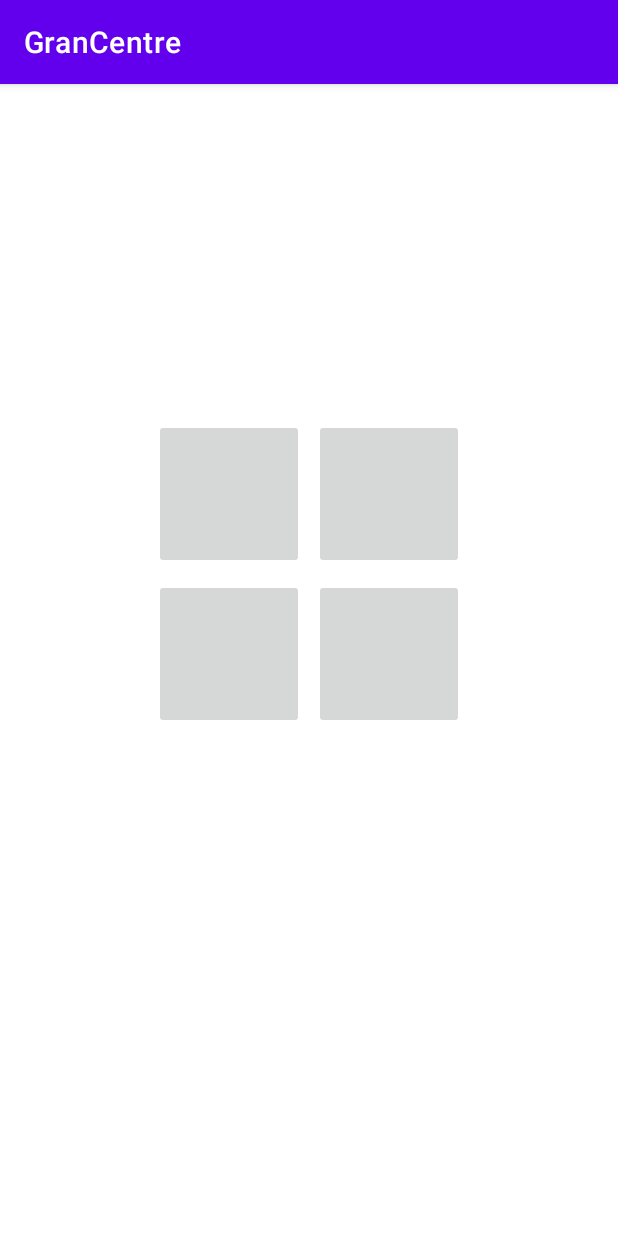
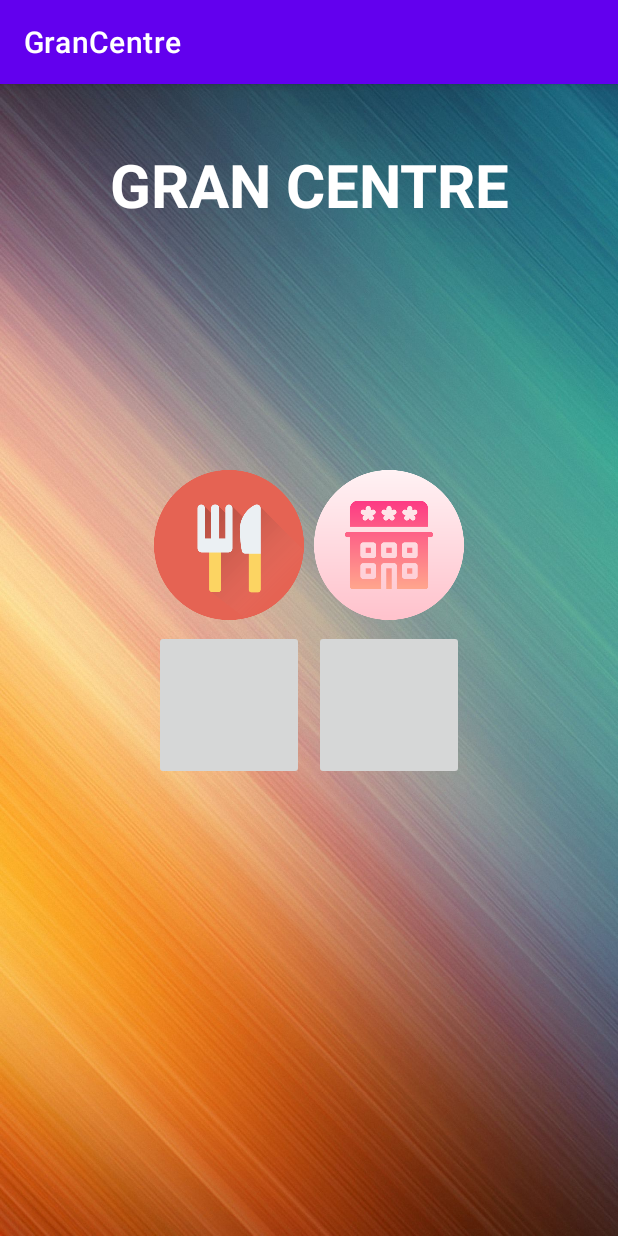
Before and after one commit to Txibirudl/GranCentre, an Android app: the screen it shows after launch (MainActivity), on a phone screen of 412 x 824 dp. Run offline under Robolectric (Android 15) with nearby library versions, the phone set to English and light mode, and no system bars.

Commit message:
Cambios en el fondo, titulo etc en el main

```diff
--- a/app/src/main/res/layout/activity_main.xml
+++ b/app/src/main/res/layout/activity_main.xml
@@ -7,7 +7,21 @@
     android:layout_height="match_parent"
     android:gravity="center|top"
     android:orientation="vertical"
+    android:background="@drawable/fondo"
     >
+
+    <TextView
+        android:layout_width="match_parent"
+        android:layout_height="wrap_content"
+        android:text="@string/titulo1"
+        android:gravity="center"
+        android:textSize="40sp"
+        android:textAllCaps="true"
+        android:textStyle="bold"
+        android:textColor="@color/white"
+        android:layout_marginTop="40dp"
+
+        />
 
     <GridLayout
         android:layout_width="wrap_content"
@@ -16,7 +30,7 @@
         android:layout_gravity="center"
         android:columnCount="3"
         android:orientation="horizontal"
-        android:layout_marginTop="200dp"
+        android:layout_marginTop="140dp"
         android:padding="20sp"
         >
 
@@ -27,6 +41,7 @@
             android:layout_row="0"
             android:layout_margin="3dp"
             android:text=""
+            android:background="@drawable/restaurant"
 
             />
 
@@ -37,7 +52,9 @@
             android:layout_height="100dp"
             android:layout_row="0"
             android:layout_margin="3dp"
-            android:text="" />
+            android:text=""
+            android:background="@drawable/hotel"
+            />
 
         <ImageButton
             android:id="@+id/bt3"
--- a/app/src/main/res/values/strings.xml
+++ b/app/src/main/res/values/strings.xml
@@ -1,5 +1,5 @@
 <resources>
     <string name="app_name">GranCentre</string>
-    <string name="titulo1">GranCentre</string>
+    <string name="titulo1">Gran Centre</string>
 
 </resources>
```
Also changed, not shown: app/src/main/res/drawable/fondo.jpg (added), app/src/main/res/drawable/hotel.png (added), app/src/main/res/drawable/restaurant.png (added).
